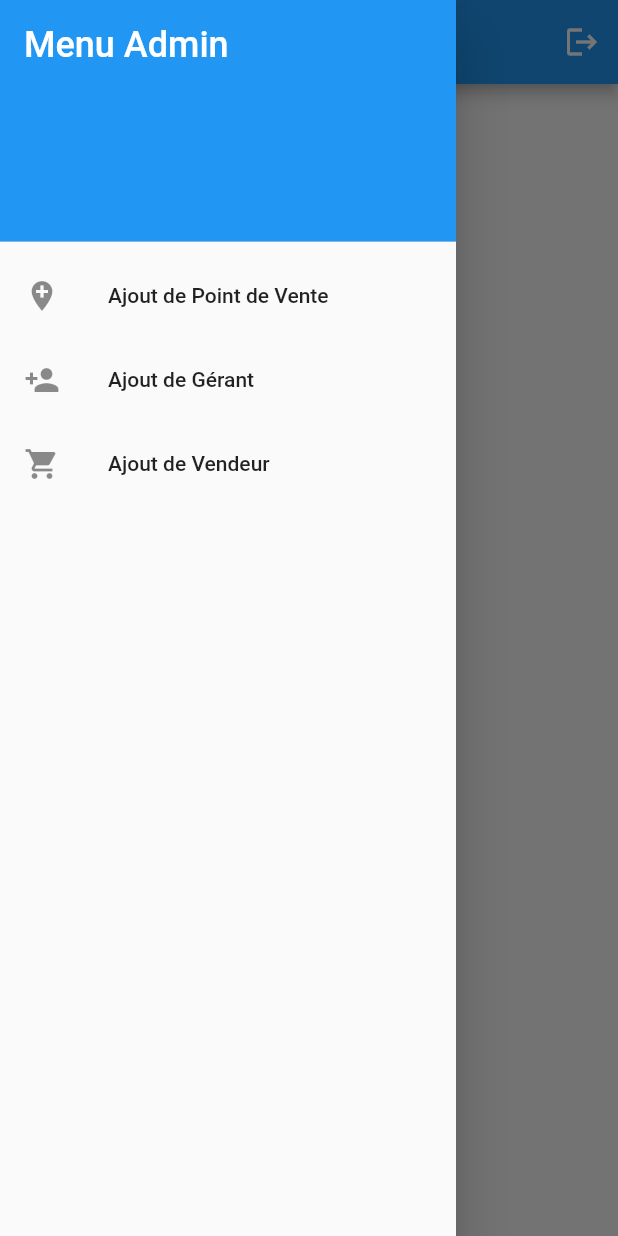
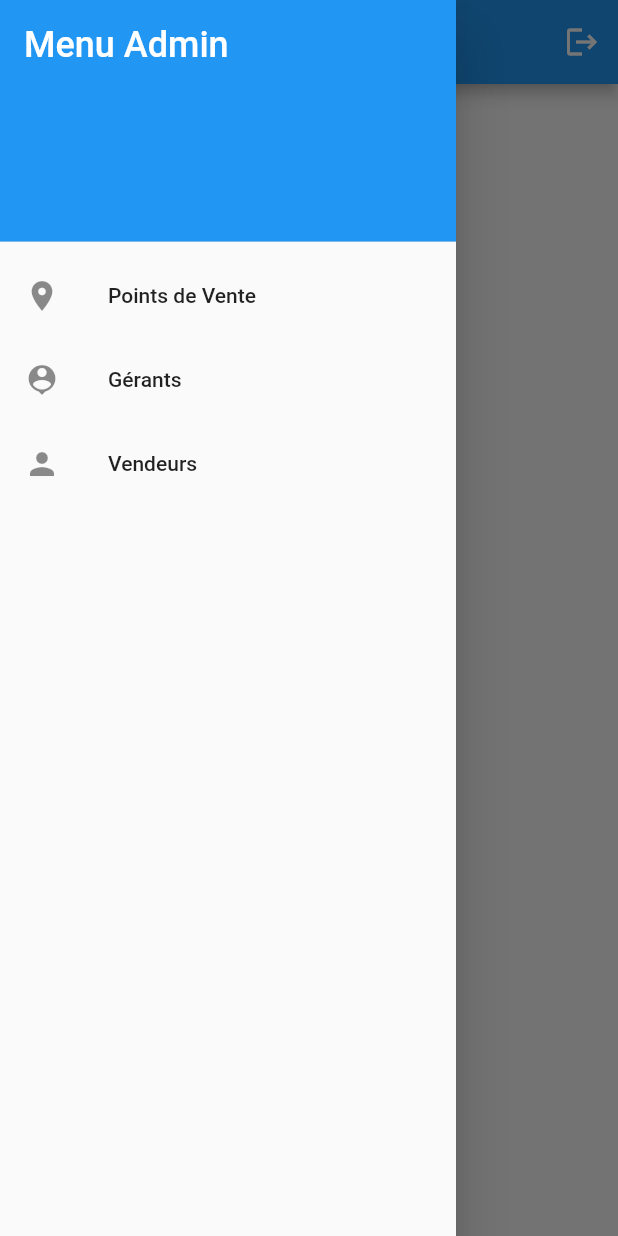
Before and after one commit to FerdaousseELB/challenge_app, a Flutter app: the HomeAdminPage screen opened by its route, with the side drawer open, on a phone screen of 412 x 824 dp. Run offline on Flutter 3.47's test engine with Material 2 defaults, Android fonts, the phone set to English and light mode, and no system bars; our stand-ins replace firebase_auth, firebase_core; accounts and stored records are empty.

Commit message:
ajout de screen store

```diff
--- a/lib/screen/admin/home_admin.dart
+++ b/lib/screen/admin/home_admin.dart
@@ -1,3 +1,4 @@
+import 'package:challenge_app/screen/admin/screen_store.dart';
 import 'package:flutter/material.dart';
 import 'package:firebase_auth/firebase_auth.dart';
 
@@ -93,22 +94,28 @@ class _HomeAdminPageState extends State<HomeAdminPage> {
             ),
           ),
           ListTile(
-            leading: Icon(Icons.add_location),
-            title: Text('Ajout de Point de Vente'),
+            leading: Icon(Icons.location_on),
+            title: Text('Points de Vente'),
             onTap: () {
-              // Mettez ici la logique pour gérer la navigation vers la page d'ajout de Point de Vente
-            },
+              Navigator.push(
+                context,
+                MaterialPageRoute(builder: (context) => ScreenStore(token: widget.token)),
+              ).then((_) {
+                // Cette fonction sera appelée lorsque vous reviendrez de la page ScreenVente
+                // Vous pouvez y fermer le menu en utilisant Navigator.pop
+                Navigator.pop(context);
+              });},
           ),
           ListTile(
-            leading: Icon(Icons.person_add),
-            title: Text('Ajout de Gérant'),
+            leading: Icon(Icons.person_pin),
+            title: Text('Gérants'),
             onTap: () {
               // Mettez ici la logique pour gérer la navigation vers la page d'ajout de Gérant
             },
           ),
           ListTile(
-            leading: Icon(Icons.shopping_cart),
-            title: Text('Ajout de Vendeur'),
+            leading: Icon(Icons.person),
+            title: Text('Vendeurs'),
             onTap: () {
               // Mettez ici la logique pour gérer la navigation vers la page d'ajout de Vendeur
             },
```
Also changed, not shown: lib/model/store_model.dart (added, +19 -0 lines), lib/screen/admin/screen_store.dart (added, +69 -0 lines), lib/screen/vendeur/home_vendeur.dart (+0 -44 lines), lib/service/produit_service.dart (+0 -11 lines).
